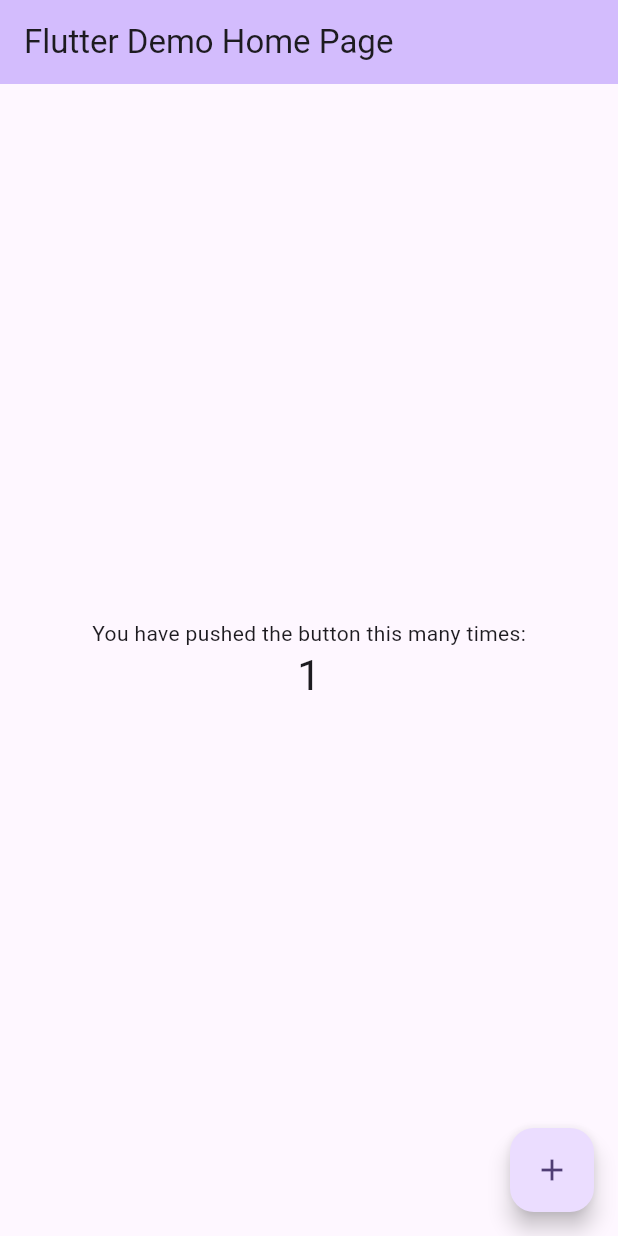
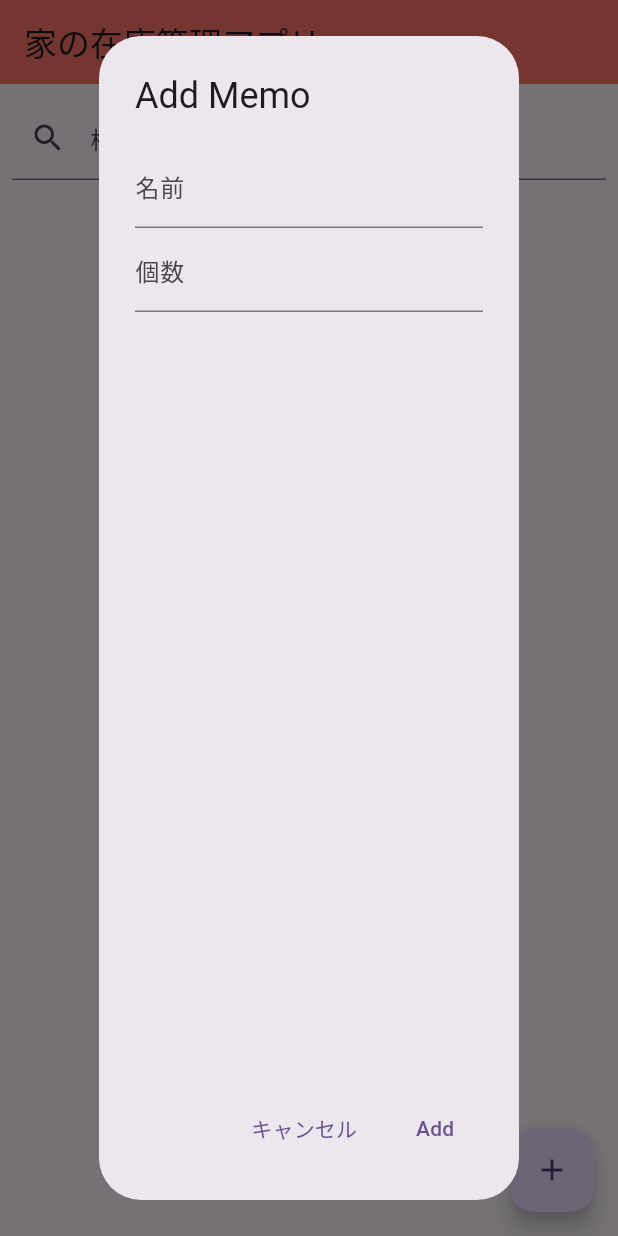
Before and after one commit to hikaru-0602/app2, a Flutter app: the screen it shows after launch, after a tap on the "add" icon, on a phone screen of 412 x 824 dp. Run offline on Flutter 3.47's test engine with Material 3 defaults, Android fonts, the phone set to English and light mode, and no system bars; our stand-ins replace cloud_firestore, firebase_core; accounts and stored records are empty.

Commit message:
リスト表示

```diff
--- a/lib/main.dart
+++ b/lib/main.dart
@@ -1,11 +1,33 @@
 import 'package:flutter/material.dart';
+import 'package:firebase_core/firebase_core.dart';
+import 'package:cloud_firestore/cloud_firestore.dart';
+import 'firebase_options.dart';
 
-void main() {
+void main() async {
+  WidgetsFlutterBinding.ensureInitialized();
+  await Firebase.initializeApp(
+    options: DefaultFirebaseOptions.currentPlatform,
+  );
   runApp(const MyApp());
 }
 
+class DataService {
+  final db = FirebaseFirestore.instance;
+
+  Future<void> addMemo(String memo, int count) {
+    return db.collection('title').add({
+      'title': memo,
+      'count': count,
+    });
+  }
+
+  Stream<QuerySnapshot> getMemos() {
+    return db.collection('title').snapshots();
+  }
+}
+
 class MyApp extends StatelessWidget {
-  const MyApp({super.key});
+  const MyApp({Key? key});
 
   @override
   Widget build(BuildContext context) {
@@ -15,13 +37,13 @@ class MyApp extends StatelessWidget {
         colorScheme: ColorScheme.fromSeed(seedColor: Colors.deepPurple),
         useMaterial3: true,
       ),
-      home: const MyHomePage(title: 'Flutter Demo Home Page'),
+      home: const MyHomePage(title: '家の在庫管理アプリ'),
     );
   }
 }
 
 class MyHomePage extends StatefulWidget {
-  const MyHomePage({super.key, required this.title});
+  const MyHomePage({Key? key, required this.title});
 
   final String title;
 
@@ -30,40 +52,124 @@ class MyHomePage extends StatefulWidget {
 }
 
 class _MyHomePageState extends State<MyHomePage> {
-  int _counter = 0;
+  final DataService _dataService = DataService();
+  final TextEditingController _titleController = TextEditingController();
+  final TextEditingController _countController = TextEditingController();
 
-  void _incrementCounter() {
-    setState(() {
-      _counter++;
-    });
-  }
+  String _searchQuery = '';
 
   @override
   Widget build(BuildContext context) {
     return Scaffold(
       appBar: AppBar(
-        backgroundColor: Theme.of(context).colorScheme.inversePrimary,
+        backgroundColor: Color.fromARGB(255, 254, 118, 108),
         title: Text(widget.title),
       ),
-      body: Center(
-        child: Column(
-          mainAxisAlignment: MainAxisAlignment.center,
-          children: <Widget>[
-            const Text(
-              'You have pushed the button this many times:',
+      body: Column(
+        children: [
+          Padding(
+            padding: const EdgeInsets.all(8.0),
+            child: TextField(
+              controller: _titleController,
+              onChanged: (value) {
+                setState(() {
+                  _searchQuery = value;
+                });
+              },
+              decoration: InputDecoration(
+                labelText: '検索',
+                prefixIcon: Icon(Icons.search),
+              ),
             ),
-            Text(
-              '$_counter',
-              style: Theme.of(context).textTheme.headlineMedium,
+          ),
+          Expanded(
+            child: StreamBuilder(
+              stream: _dataService.getMemos(),
+              builder: (context, AsyncSnapshot<QuerySnapshot> snapshot) {
+                if (snapshot.hasData) {
+                  var memos = snapshot.data!.docs.where((memo) {
+                    var title = memo.data() as Map<String, dynamic>;
+                    return title['title'].toString().contains(_searchQuery);
+                  }).toList();
+
+                  return ListView.builder(
+                    itemCount: memos.length,
+                    itemBuilder: (context, index) {
+                      var title = memos[index].data() as Map<String, dynamic>;
+                      return Card(
+                        child: ListTile(
+                          leading: Container(
+                            width: 40,
+                          ),
+                          title: Text(
+                            '${title['title']}',
+                            style: const TextStyle(fontWeight: FontWeight.bold),
+                          ),
+                          subtitle: Text('個数: ${title['count']}'),
+                        ),
+                      );
+                    },
+                  );
+                } else if (snapshot.hasError) {
+                  return Text('Error: ${snapshot.error}');
+                }
+                return CircularProgressIndicator();
+              },
             ),
-          ],
-        ),
+          ),
+        ],
       ),
       floatingActionButton: FloatingActionButton(
-        onPressed: _incrementCounter,
+        onPressed: () => _showAddDialog(context),
         tooltip: 'Increment',
         child: const Icon(Icons.add),
       ),
     );
   }
+
+  Future<void> _showAddDialog(BuildContext context) async {
+    return showDialog<void>(
+      context: context,
+      builder: (BuildContext context) {
+        return AlertDialog(
+          title: Text('Add Memo'),
+          content: Column(
+            children: [
+              TextField(
+                controller: _titleController,
+                decoration: InputDecoration(labelText: '名前'),
+              ),
+              TextField(
+                controller: _countController,
+                decoration: InputDecoration(labelText: '個数'),
+                keyboardType: TextInputType.number,
+              ),
+            ],
+          ),
+          actions: <Widget>[
+            TextButton(
+              onPressed: () {
+                Navigator.of(context).pop();
+              },
+              child: Text('キャンセル'),
+            ),
+            TextButton(
+              onPressed: () async {
+                String title = _titleController.text;
+                int count = int.tryParse(_countController.text) ?? 0;
+
+                if (title.isNotEmpty && count > 0) {
+                  await _dataService.addMemo(title, count);
+                  _titleController.clear();
+                  _countController.clear();
+                  Navigator.of(context).pop();
+                }
+              },
+              child: Text('Add'),
+            ),
+          ],
+        );
+      },
+    );
+  }
 }
```
Also changed, not shown: pubspec.yaml (+4 -4 lines), lib/firebase_options.dart (added), pubspec.lock, 9 other files.
